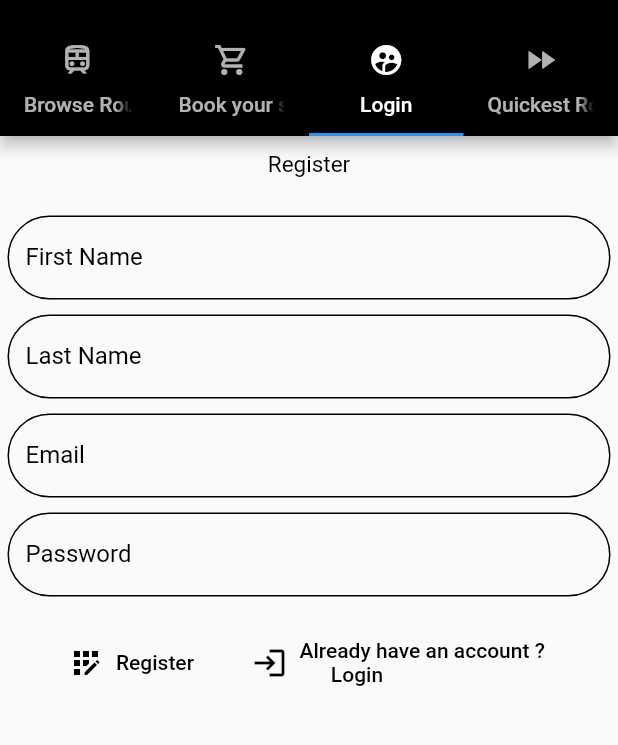
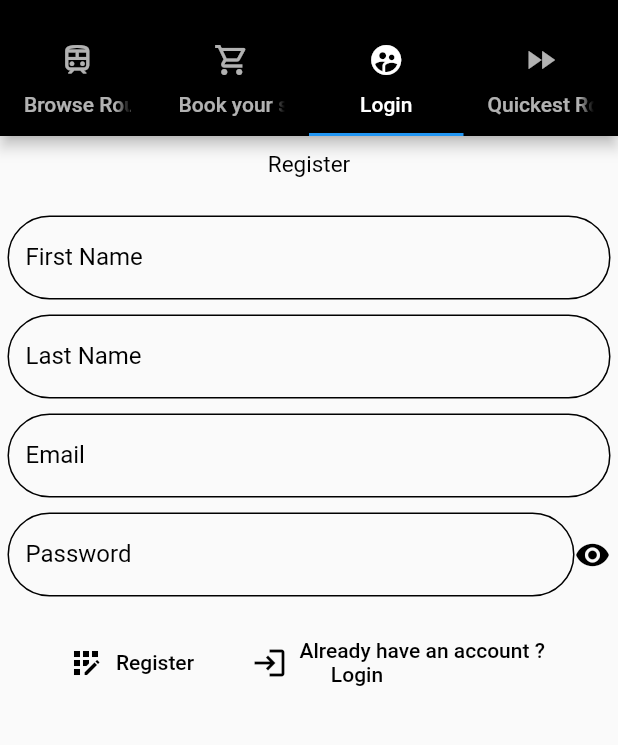
Before and after one commit to MatteoBevacqua/frontendPSW, a Flutter app: the screen it shows after launch, tab 3 chosen, on a phone screen of 412 x 824 dp, the part 59-804 px from its top. Run offline on Flutter 3.47's test engine with Material 2 defaults, Android fonts, the phone set to English and light mode, and no system bars; our stand-ins replace flutter_typeahead; missing offline and left inert: enum_to_string.

Commit message:
miglioramenti vari

```diff
--- a/lib/managers/RestManager.dart
+++ b/lib/managers/RestManager.dart
@@ -20,7 +20,6 @@ class RestManager {
       dynamic body,
       HTTPResponseWrapper wrapper}) async {
 
-    //TODO HTTPS
     Uri uri = Uri.http(serverAddress, servicePath, value);
     bool errorOccurred = false;
     try {
--- /dev/null
+++ b/lib/myWidgets/PasswordField.dart
@@ -0,0 +1,168 @@
+import 'dart:ui';
+
+import 'package:flutter/material.dart';
+import 'package:flutter/services.dart';
+
+class PasswordField extends StatefulWidget {
+  final String labelText;
+  final bool multiline;
+  final bool enabled;
+  final bool isPassword = true;
+  final bool isUsername;
+  final Function onChanged;
+  final Function onSubmit;
+  final Function onTap;
+  final int maxLength;
+  final TextAlign textAlign;
+  final TextEditingController controller;
+  final TextInputType keyboardType;
+  bool enablePasswordVisibility;
+
+  PasswordField({Key key,
+    this.labelText,
+    this.controller,
+    this.onChanged,
+    this.onSubmit,
+    this.onTap,
+    this.keyboardType,
+    this.multiline,
+    this.textAlign,
+    this.maxLength,
+    this.isUsername = false,
+    this.enabled = true,
+    this.enablePasswordVisibility = true})
+      : super(key: key);
+
+
+  @override
+  State<StatefulWidget> createState() {
+    return FieldState(
+        labelText: this.labelText,
+        multiline: this.multiline,
+        isPassword: this.isPassword,
+        onTap: this.onTap,
+        enabled: this.enabled,
+        onChanged: this.onChanged,
+        onSubmit: this.onSubmit,
+        enablePasswordVisibility: this.enablePasswordVisibility,
+       controller: this.controller
+    );
+  }
+}
+
+class FieldState extends State<PasswordField> {
+  final String labelText;
+  final bool multiline;
+  final bool enabled;
+  final bool isPassword;
+  final bool isUsername;
+  final Function onChanged;
+  final Function onSubmit;
+  final Function onTap;
+  final int maxLength;
+  final TextAlign textAlign;
+  final TextEditingController controller;
+  final TextInputType keyboardType;
+  bool enablePasswordVisibility;
+
+  FieldState(
+      {Key key,
+        this.labelText,
+        this.controller,
+        this.onChanged,
+        this.onSubmit,
+        this.onTap,
+        this.keyboardType,
+        this.multiline,
+        this.textAlign,
+        this.maxLength,
+        this.isPassword = false,
+        this.isUsername = false,
+        this.enabled = true,
+        this.enablePasswordVisibility = true});
+
+  @override
+  Widget build(BuildContext context) {
+    return Padding(
+      padding: EdgeInsets.all(5),
+      child: Row(children: [
+        Flexible(
+          child: TextField(
+            enabled: enabled,
+            maxLength: maxLength,
+            obscureText: enablePasswordVisibility,
+            textAlign: this.textAlign == null ? TextAlign.left : this.textAlign,
+            maxLines: multiline != null && multiline == true ? null : 1,
+            keyboardType: keyboardType,
+            inputFormatters: keyboardType == TextInputType.number
+                ? <TextInputFormatter>[
+              FilteringTextInputFormatter.allow(RegExp(r'[0-9]')),
+            ]
+                : null,
+            onChanged: onChanged,
+            onSubmitted: onSubmit,
+            onTap: onTap,
+            controller: controller,
+            cursorColor: Theme
+                .of(context)
+                .primaryColor,
+            style: TextStyle(
+              height: 1.0,
+              color: Theme
+                  .of(context)
+                  .primaryColor,
+            ),
+            decoration: InputDecoration(
+              enabledBorder: OutlineInputBorder(
+                borderRadius: new BorderRadius.circular(30.0),
+                borderSide: BorderSide(
+                  color: Theme
+                      .of(context)
+                      .primaryColor,
+                ),
+              ),
+              fillColor: Theme
+                  .of(context)
+                  .primaryColor,
+              focusedBorder: OutlineInputBorder(
+                borderRadius: new BorderRadius.circular(30.0),
+                borderSide: BorderSide(
+                  color: Theme
+                      .of(context)
+                      .primaryColor,
+                ),
+              ),
+              border: new OutlineInputBorder(
+                borderRadius: new BorderRadius.circular(30.0),
+                borderSide: BorderSide(
+                  color: Theme
+                      .of(context)
+                      .primaryColor,
+                ),
+              ),
+              labelText: labelText,
+              labelStyle: TextStyle(
+                color: Theme
+                    .of(context)
+                    .primaryColor,
+              ),
+            ),
+          ),
+        ),
+        if (isPassword)
+          InkWell(
+              child: Icon(
+                enablePasswordVisibility ? Icons.visibility : Icons
+                    .visibility_off_outlined,
+                color: Colors.black,
+              ),
+              onTap: () {
+                setState(() {
+                  enablePasswordVisibility = !enablePasswordVisibility;
+                });
+
+              })
+      ]),
+    );
+  }
+}
--- a/lib/pages/Layout.dart
+++ b/lib/pages/Layout.dart
@@ -1,6 +1,7 @@
 import 'package:first_from_zero/pages/BookRoute.dart';
 import 'package:first_from_zero/pages/SearchRoutes.dart';
 import 'package:first_from_zero/pages/UserPage.dart';
+import 'package:first_from_zero/support/Global.dart';
 
 import 'package:flutter/material.dart';
 import 'package:first_from_zero/support/Constants.dart';
@@ -17,8 +18,9 @@ class Layout extends StatefulWidget {
 
 class LayoutState extends State<Layout> {
   TabController _controller;
+
   void goToBooking() {
-      _controller.animateTo(1);
+    _controller.animateTo(1,duration : Duration(milliseconds: 750));
   }
 
   int index = 0;
@@ -38,12 +40,19 @@ class LayoutState extends State<Layout> {
                   Tab(
                       text: "Book your seats",
                       icon: Icon(Icons.shopping_cart_outlined)),
-                  Tab(text:"Login",icon: Icon(Icons.supervised_user_circle)),
-                  Tab(text:"Quickest Route" , icon : Icon(Icons.fast_forward))
+                  Tab(
+                      text: GlobalData.userIsLoggedIn ? "User page" : "Login",
+                      icon: Icon(Icons.supervised_user_circle)),
+                  Tab(text: "Quickest Route", icon: Icon(Icons.fast_forward))
                 ]),
               ),
               body: TabBarView(
-                children: [SearchRoutes(parentState: this), BookRoute(),UserPage(),ShortestRoute()],
+                children: [
+                  SearchRoutes(parentState: this),
+                  BookRoute(parentState: this),
+                  UserPage(layoutState: this),
+                  ShortestRoute()
+                ],
               ));
         }));
   }
--- a/lib/pages/SearchRoutes.dart
+++ b/lib/pages/SearchRoutes.dart
@@ -28,6 +28,7 @@ class _SearchState extends State<SearchRoutes>
 
   @override
   initState() {
+    super.initState();
     sort = (a, b) => ascending ? a.id.compareTo(b.id) : -a.id.compareTo(b.id);
   }
 
@@ -54,7 +55,6 @@ class _SearchState extends State<SearchRoutes>
 
   void setSelected(RouteModel model) {
     this._selected = model;
-    print("selected is " + _selected.toJson().toString());
   }
 
   void _selectDate(bool first) async {
--- a/lib/pages/UserPage.dart
+++ b/lib/pages/UserPage.dart
@@ -1,8 +1,12 @@
+import 'dart:io';
+
 import 'package:first_from_zero/managers/RestManager.dart';
 import 'package:first_from_zero/models/Reservation.dart';
 import 'package:first_from_zero/models/SeatModel.dart';
+import 'package:first_from_zero/myWidgets/PasswordField.dart';
 import 'package:first_from_zero/myWidgets/ReservationCard.dart';
 import 'package:first_from_zero/myWidgets/TrainSeat.dart';
+import 'package:first_from_zero/pages/Layout.dart';
 import 'package:first_from_zero/support/Global.dart';
 import 'package:first_from_zero/support/Model.dart';
 import 'package:flutter/cupertino.dart';
@@ -13,18 +17,23 @@ import '../models/Passenger.dart';
 import 'SearchRoutes.dart';
 
 class UserPage extends StatefulWidget {
-  UserPage({Key key}) : super(key: key);
+  UserPage({Key key, this.layoutState}) : super(key: key);
+  final LayoutState layoutState;
 
   @override
-  _UserState createState() => _UserState();
+  _UserState createState() => _UserState(layoutState: layoutState);
 }
 
-class _UserState extends State<UserPage>
-    with AutomaticKeepAliveClientMixin<UserPage> {
+class _UserState extends State<UserPage> implements Stalker {
   bool _adding = false;
   List<Reservation> _myRes;
   Passenger _justAddedUser;
   List<SeatModel> resSeats;
+  final LayoutState layoutState;
+
+  _UserState({this.layoutState}) {
+    GlobalData.observer.addStalker(this);
+  }
 
   TextEditingController _firstNameFiledController = TextEditingController();
   TextEditingController _lastNameFiledController = TextEditingController();
@@ -40,9 +49,9 @@ class _UserState extends State<UserPage>
 
   @override
   void initState() {
+    super.initState();
     if (GlobalData.userIsLoggedIn)
-      Model.sharedInstance.getReservations().then((value) =>
-          setState(() {
+      Model.sharedInstance.getReservations().then((value) => setState(() {
             _myRes = value;
           }));
   }
@@ -66,34 +75,39 @@ class _UserState extends State<UserPage>
           SizedBox(height: 20),
           TextButton.icon(
               onPressed: () async {
+                showDialog(
+                    context: this.context,
+                    builder: (BuildContext context) {
+                      return AlertDialog(
+                          title: Text("Your new subtotal will be : " +
+                              GlobalData.modifyingSubtotal.toString() + "€"));
+                    });
+                await Future.delayed(Duration(seconds: 1));
+                Navigator.pop(context);
                 var exitCode = await Model.sharedInstance.modifyReservation(r);
-                GlobalData.clearBookingData();
                 Text toShow;
                 _getMyReservations();
-                if (exitCode)
-                  toShow = Text("Modification successful!");
-                else
-                  toShow = Text(
+                if (exitCode) {
+                  toShow = const Text("Modification successful!");
+                } else
+                  toShow = const Text(
                       "Some of the seats you wanted to add have already been booked!");
+                await Future.delayed(Duration(milliseconds: 250));
+                Navigator.of(context).pop();
                 showDialog(
                     context: this.context,
                     builder: (BuildContext context) {
                       return AlertDialog(title: toShow);
                     });
-                setState(() { });
               },
-              icon: Icon(Icons.edit, color: Theme
-                  .of(context)
-                  .primaryColor),
+              icon: Icon(Icons.edit, color: Theme.of(context).primaryColor),
               style: TextButton.styleFrom(padding: const EdgeInsets.all(16.0)),
               label: Text("Submit changes",
                   style: TextStyle(
                       fontSize: 25,
                       fontWeight: FontWeight.bold,
                       decorationThickness: 2,
-                      color: Theme
-                          .of(context)
-                          .primaryColor))),
+                      color: Theme.of(context).primaryColor))),
           SizedBox(height: 50),
           Expanded(
               flex: 1,
@@ -104,17 +118,26 @@ class _UserState extends State<UserPage>
                 itemBuilder: (BuildContext context, int index) {
                   SeatModel reservedDTO;
                   bool byMe = r.reservedSeats.contains(resSeats[index]);
-                  if (byMe) reservedDTO =
-                      r.reservedSeats.firstWhere((element) => element.id ==
-                          resSeats[index].id);
-
+                  if (byMe)
+                    reservedDTO = r.reservedSeats.firstWhere(
+                        (element) => element.id == resSeats[index].id);
                   return TrainSeat(
                       seat: resSeats[index],
                       selectedByMe: byMe,
                       selected: resSeats[index].isBooked,
-                  modifying: true ,
-                  adult: resSeats[index].isBooked && byMe &&reservedDTO.pricePaid==resSeats[index].adultPrice?1:0 ,
-                  child: resSeats[index].isBooked && byMe && reservedDTO.pricePaid==resSeats[index].childrenPrice?1:0 );
+                      modifying: true,
+                      adult: resSeats[index].isBooked &&
+                              byMe &&
+                              reservedDTO.pricePaid ==
+                                  resSeats[index].adultPrice
+                          ? 1
+                          : 0,
+                      child: resSeats[index].isBooked &&
+                              byMe &&
+                              reservedDTO.pricePaid ==
+                                  resSeats[index].childrenPrice
+                          ? 1
+                          : 0);
                 },
               ))
         ]));
@@ -133,21 +156,19 @@ class _UserState extends State<UserPage>
                   .getAvailableSeatsOnRoute(_myRes[index].bookedRoute);
               resSeats.sort((a, b) => a.id.compareTo(b.id));
               Navigator.push(
-                      context,
+                  this.context,
                   MaterialPageRoute(
-                          builder: (context) =>
-                              modifyReservation(_myRes[index])));
+                      builder: (context) => modifyReservation(_myRes[index])));
             },
             delete: () async {
               bool value = await Model.sharedInstance.deleteReservation(
                   _myRes[index],
                   wrapper: HTTPResponseWrapper());
               Text toShow;
-                  if (value && GlobalData.currentlySelected!=null) {
+              if (value && GlobalData.currentlySelected != null) {
                 Model.sharedInstance
                     .getById(GlobalData.currentlySelected.id)
-                        .then((value) =>
-                    {
+                    .then((value) => {
                           setState(() {
                             GlobalData.currentlySelected = value;
                           })
@@ -207,9 +228,7 @@ class _UserState extends State<UserPage>
                 "Login",
                 style: TextStyle(
                   fontSize: 20,
-                  color: Theme
-                      .of(context)
-                      .primaryColor,
+                  color: Theme.of(context).primaryColor,
                 ),
               ),
             ),
@@ -221,10 +240,9 @@ class _UserState extends State<UserPage>
                     labelText: "Email",
                     controller: _emailFiledController,
                   ),
-                  InputField(
+                  PasswordField(
                     labelText: "Password",
                     controller: _passwordController,
-                    isPassword: true,
                   ),
                   Padding(
                       padding: EdgeInsets.all(15),
@@ -241,9 +259,7 @@ class _UserState extends State<UserPage>
                                 style: ButtonStyle(
                                     foregroundColor:
                                         MaterialStateProperty.resolveWith(
-                                            (states) =>
-                                        Theme
-                                            .of(context)
+                                            (states) => Theme.of(context)
                                                 .primaryColor)),
                                 onPressed: () {
                                   setState(
@@ -276,9 +292,7 @@ class _UserState extends State<UserPage>
                 "Register",
                 style: TextStyle(
                   fontSize: 15,
-                  color: Theme
-                      .of(context)
-                      .primaryColor,
+                  color: Theme.of(context).primaryColor,
                 ),
               ),
             ),
@@ -298,11 +312,8 @@ class _UserState extends State<UserPage>
                     labelText: "Email",
                     controller: _emailFiledController,
                   ),
-                  InputField(
-                    labelText: "Password",
-                    controller: _passwordController,
-                    isPassword: true,
-                  ),
+                  PasswordField(
+                      labelText: "Password", controller: _passwordController),
                   Padding(
                       padding: EdgeInsets.all(15),
                       child: Row(
@@ -312,9 +323,7 @@ class _UserState extends State<UserPage>
                                 style: ButtonStyle(
                                     foregroundColor:
                                         MaterialStateProperty.resolveWith(
-                                            (states) =>
-                                        Theme
-                                            .of(context)
+                                            (states) => Theme.of(context)
                                                 .primaryColor)),
                                 onPressed: () {
                                   _register();
@@ -325,12 +334,9 @@ class _UserState extends State<UserPage>
                                 style: ButtonStyle(
                                     foregroundColor:
                                         MaterialStateProperty.resolveWith(
-                                            (states) =>
-                                        Theme
-                                            .of(context)
+                                            (states) => Theme.of(context)
                                                 .primaryColor)),
-                                onPressed: () =>
-                                {
+                                onPressed: () => {
                                       setState(() {
                                         GlobalData.userHasAnAccount = true;
                                       })
@@ -359,8 +365,7 @@ class _UserState extends State<UserPage>
   }
 
   void _getMyReservations() {
-    Model.sharedInstance.getReservations().then((value) =>
-        setState(() {
+    Model.sharedInstance.getReservations().then((value) => setState(() {
           _myRes = value;
           if (_myRes != null) _myRes.sort((a, b) => a.id.compareTo(b.id));
         }));
@@ -421,20 +426,36 @@ class _UserState extends State<UserPage>
       _adding = true;
       _justAddedUser = null;
     });
-    _justAddedUser = Passenger(
+    var p = Passenger(
       firstName: _firstNameFiledController.text.trim(),
       lastName: _lastNameFiledController.text.trim(),
       email: _emailFiledController.text.trim(),
       password: _passwordController.text.trim(),
     );
-    Model.sharedInstance.addUser(_justAddedUser).then((result) {
+    Model.sharedInstance.addUser(p).then((result) {
       setState(() {
         _adding = false;
-        if (result != null) GlobalData.userHasAnAccount = true;
+        if (result != null) {
+          GlobalData.userHasAnAccount = true;
+        } else
+          showDialog(
+              context: this.context,
+              builder: (BuildContext context) {
+                return AlertDialog(
+                    title: Text(
+                        "Something went wrong when creating the account,try again later"));
+              });
+        _justAddedUser = result;
       });
     });
   }
 
   @override
   bool get wantKeepAlive => true;
+
+  @override
+  void receiveUpdate() {
+    print(GlobalData.modifyingSubtotal);
+    setState(() {});
   }
+}
--- a/lib/support/Global.dart
+++ b/lib/support/Global.dart
@@ -4,13 +4,48 @@ import 'package:first_from_zero/models/SeatModel.dart';
 
 class GlobalData {
   static RouteModel currentlySelected;
+  static int subtotal = 0, modifyingSubtotal = 0;
   static bool userHasAnAccount = false;
   static bool userIsLoggedIn = false;
-  static Set<SeatModel> selectedToBook = Set(), toAdd = Set(),
-      toRemove = Set(),priceChanged=Set();
+  static Set<SeatModel> selectedToBook = Set(),
+      toAdd = Set(),
+      toRemove = Set(),
+      priceChanged = Set(),
+      currentBooking = Set();
   static Reservation currentRes;
-  static Set<SeatModel> currentBooking;
+
+  static Observer observer = Observer();
+
   static void clearBookingData() {
     selectedToBook.clear();
   }
 }
+
+class Subject {
+  void notifyObserver() {
+    GlobalData.observer.update();
+  }
+}
+
+class Stalker {
+  void receiveUpdate() {}
+}
+
+class Observer {
+  Set<Stalker> endUsers = Set();
+
+  void update() {
+    int temp = 0, temp1 = 0;
+    for (SeatModel model in GlobalData.selectedToBook) temp += model.pricePaid;
+    GlobalData.subtotal = temp;
+    for (SeatModel model in GlobalData.currentBooking) temp1 += model.pricePaid;
+    GlobalData.modifyingSubtotal = temp1;
+    endUsers.forEach((element) {
+      element.receiveUpdate();
+    });
+  }
+
+  void addStalker(Stalker stalker) {
+    endUsers.add(stalker);
+  }
+}
```
Also changed, not shown: lib/myWidgets/TrainSeat.dart (+22 -11 lines), lib/pages/BookRoute.dart (+56 -18 lines), lib/pages/ShortestRoute.dart (+5 -5 lines). Lines whose indentation alone changed are shown as unchanged.
